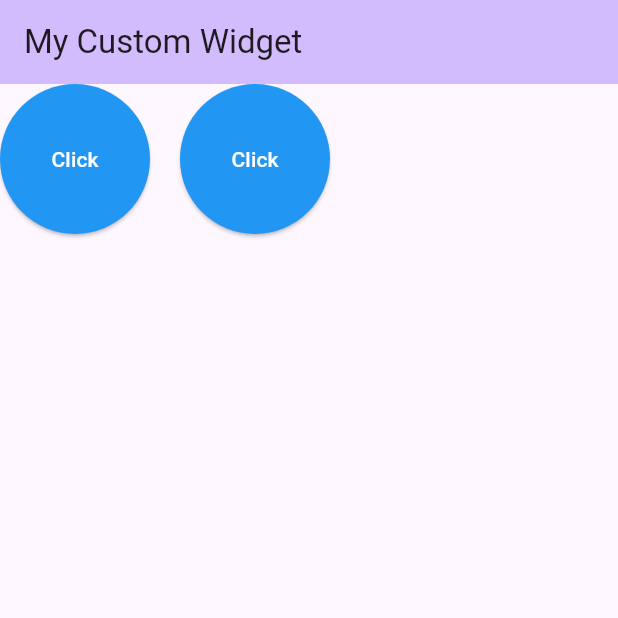
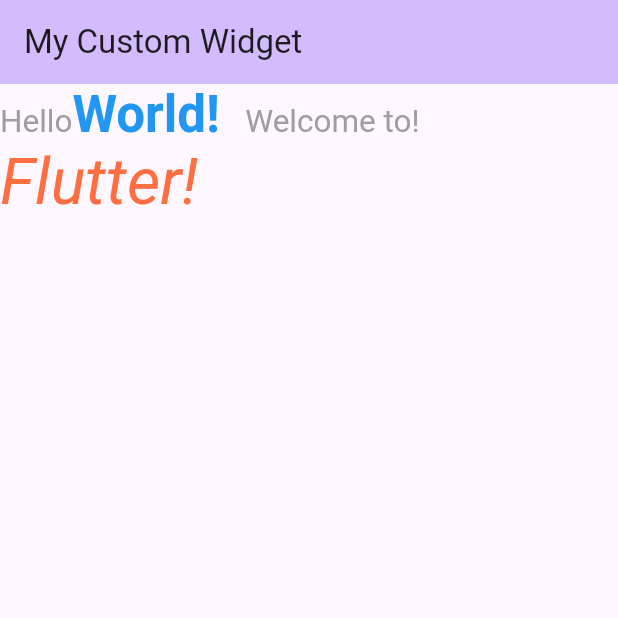
Before and after one commit to rahmanhabib0005/Custom-Widget, a Flutter app: the screen it shows after launch, on a phone screen of 412 x 824 dp, the top half of it. Run offline on Flutter 3.47's test engine with Material 3 defaults, Android fonts, the light colour scheme and no system bars.

Commit message:
RichText

```diff
--- /dev/null
+++ b/lib/Widgets/richText.dart
@@ -0,0 +1,27 @@
+import 'package:flutter/material.dart';
+
+class RichtextWidget extends StatelessWidget {
+  @override
+  Widget build(BuildContext context) {
+    return RichText(
+        text: TextSpan(
+      style: TextStyle(color: Colors.grey, fontSize: 21),
+      children: <TextSpan>[
+        TextSpan(text: 'Hello'),
+        TextSpan(
+            text: 'World!  ',
+            style: TextStyle(
+                fontSize: 34, color: Colors.blue, fontWeight: FontWeight.bold)),
+        TextSpan(
+          text: 'Welcome to!  ',
+        ),
+        TextSpan(
+            text: 'Flutter!',
+            style: TextStyle(
+                fontSize: 43,
+                color: Colors.deepOrangeAccent,
+                fontStyle: FontStyle.italic)),
+      ],
+    ));
+  }
+}
--- a/lib/main.dart
+++ b/lib/main.dart
@@ -1,3 +1,4 @@
+import 'package:custom_widget/Widgets/richText.dart';
 import 'package:custom_widget/Widgets/rounded_btn.dart';
 import 'package:custom_widget/Widgets/sizeboxed_widget.dart';
 import 'package:custom_widget/Widgets/wrap_widget.dart';
@@ -65,7 +66,8 @@
         title: Text("My Custom Widget"),
       ),
       // body: WrapWidget(),
-      body: SizeboxedWidget(),
+      body: RichtextWidget(),
+      // body: SizeboxedWidget(),
 
       // body: Center(
       //   child: Column(
```
